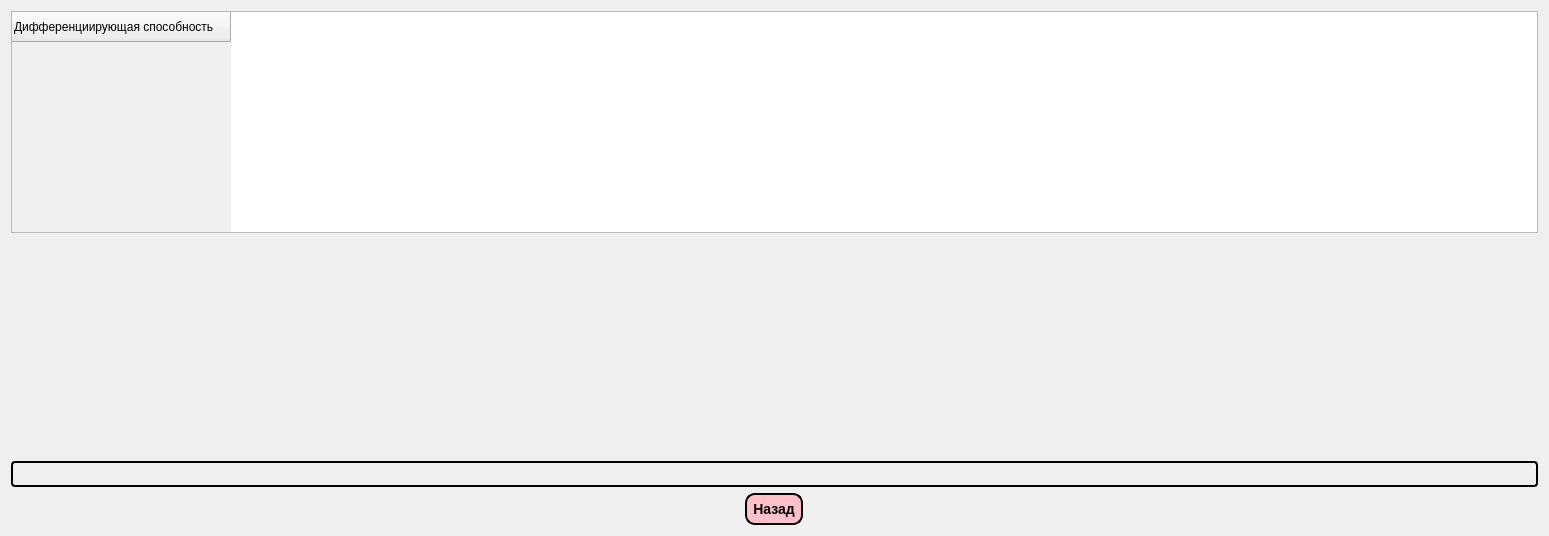
Above: ds.ui from gunmaden/IS-AOOZ before the change. Below: the same form after it.
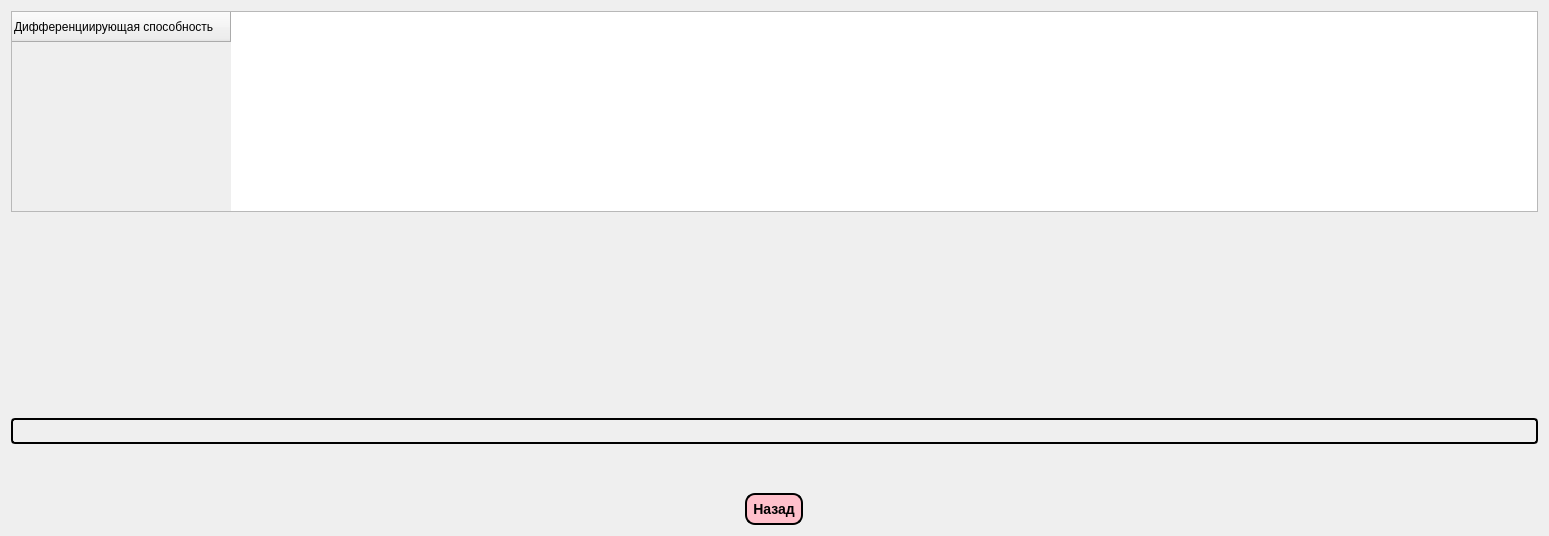
That is the form after the change. Icons and pictures are not drawn.

What changed in the file:
```diff
--- a/ds.ui
+++ b/ds.ui
@@ -61,6 +61,18 @@
        </layout>
       </widget>
      </item>
+     <item>
+      <widget class="QLabel" name="label">
+       <property name="font">
+        <font>
+         <pointsize>12</pointsize>
+        </font>
+       </property>
+       <property name="text">
+        <string>&lt;html&gt;&lt;head/&gt;&lt;body&gt;&lt;p&gt;&lt;br/&gt;&lt;/p&gt;&lt;/body&gt;&lt;/html&gt;</string>
+       </property>
+      </widget>
+     </item>
      <item alignment="Qt::AlignHCenter">
       <widget class="QPushButton" name="pushButton">
        <property name="styleSheet">
```
